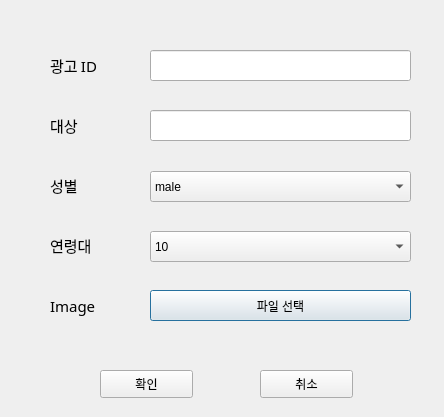
Before: the Qt Designer form UI/addUI.ui in sannyuni33/smartAD, drawn with Qt 5.
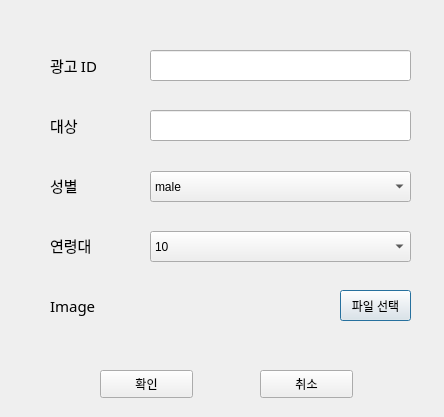
After: the same form once the commit is applied.

Diff of the .ui file:
```diff
--- a/UI/addUI.ui
+++ b/UI/addUI.ui
@@ -147,9 +147,9 @@
   <widget class="QPushButton" name="pushButton">
    <property name="geometry">
     <rect>
-     <x>150</x>
+     <x>340</x>
      <y>290</y>
-     <width>261</width>
+     <width>71</width>
      <height>31</height>
     </rect>
    </property>
@@ -243,6 +243,22 @@
     </property>
    </item>
   </widget>
+  <widget class="QLabel" name="label_6">
+   <property name="geometry">
+    <rect>
+     <x>150</x>
+     <y>295</y>
+     <width>191</width>
+     <height>20</height>
+    </rect>
+   </property>
+   <property name="styleSheet">
+    <string notr="true"/>
+   </property>
+   <property name="text">
+    <string/>
+   </property>
+  </widget>
  </widget>
  <resources/>
  <connections/>
```
Left out of the diff: 4 changed lines with no effect on the pictures.
